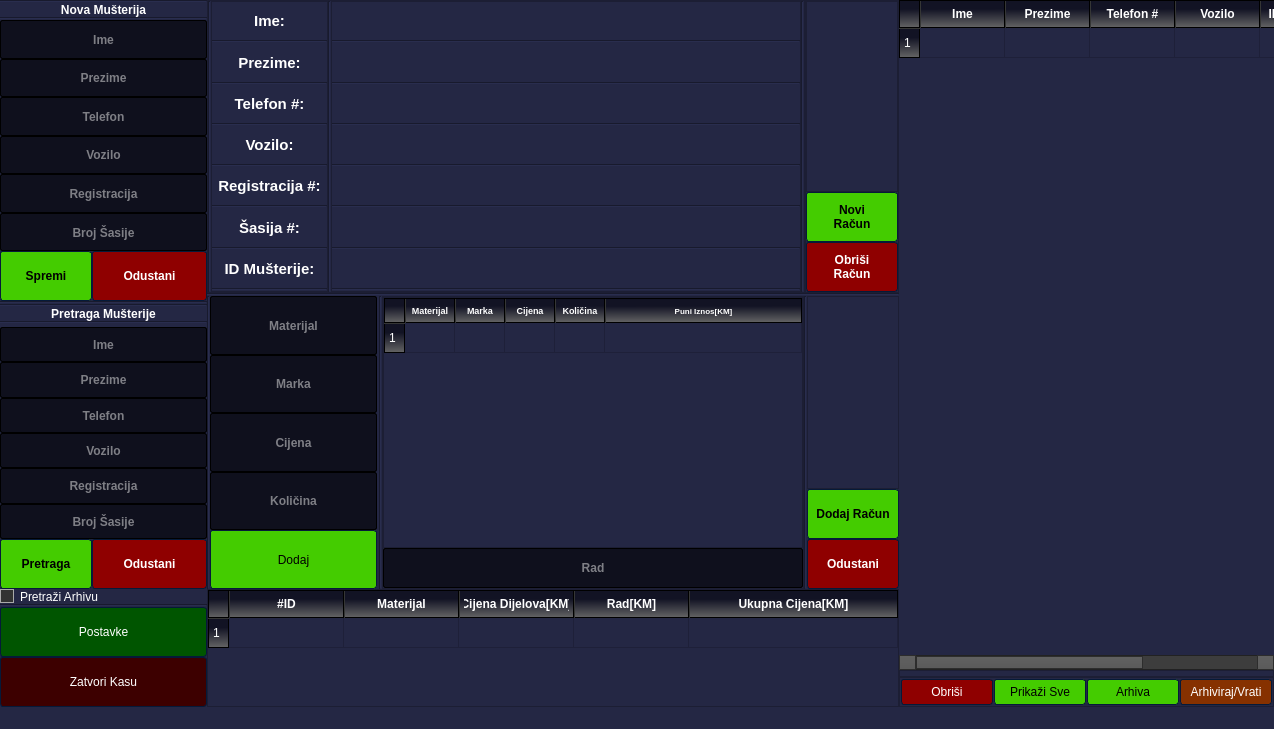
Before: the Qt Designer form bosnianMain.ui in 4ntim4tter/Budget-Flow, drawn with Qt 5.
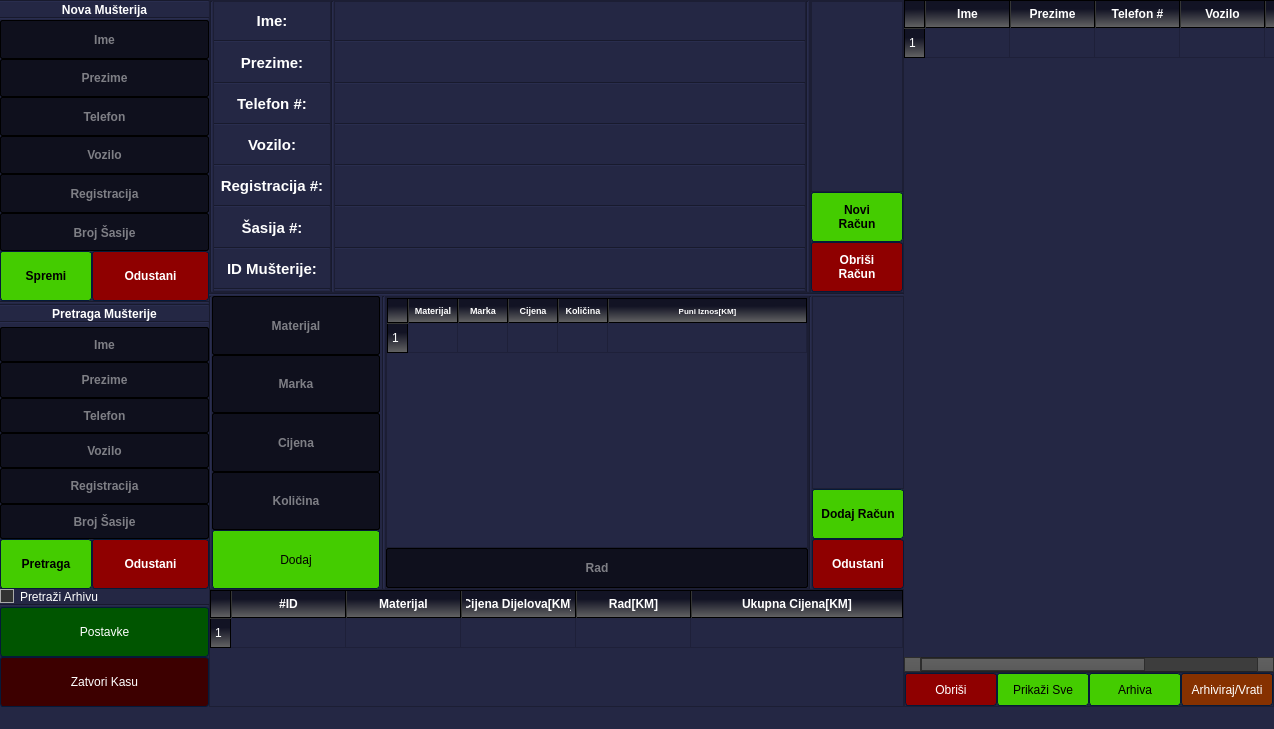
After: the same form once the commit is applied. Icons and pictures are not drawn.

Diff of the .ui file:
```diff
--- a/bosnianMain.ui
+++ b/bosnianMain.ui
@@ -2715,7 +2715,7 @@
              <item>
               <widget class="QPushButton" name="new_reciept_button">
                <property name="sizePolicy">
-                <sizepolicy hsizetype="Minimum" vsizetype="Expanding">
+                <sizepolicy hsizetype="Preferred" vsizetype="Preferred">
                  <horstretch>0</horstretch>
                  <verstretch>0</verstretch>
                 </sizepolicy>
@@ -3304,7 +3304,7 @@
              <item>
               <widget class="QPushButton" name="finish_reciept_button">
                <property name="sizePolicy">
-                <sizepolicy hsizetype="Expanding" vsizetype="Expanding">
+                <sizepolicy hsizetype="Preferred" vsizetype="Preferred">
                  <horstretch>0</horstretch>
                  <verstretch>0</verstretch>
                 </sizepolicy>
@@ -3357,7 +3357,7 @@
              <item>
               <widget class="QPushButton" name="cancel_add_reciept_button">
                <property name="sizePolicy">
-                <sizepolicy hsizetype="Expanding" vsizetype="Expanding">
+                <sizepolicy hsizetype="Preferred" vsizetype="Preferred">
                  <horstretch>0</horstretch>
                  <verstretch>0</verstretch>
                 </sizepolicy>
@@ -3591,7 +3591,7 @@
       <property name="midLineWidth">
        <number>5</number>
       </property>
-      <layout class="QVBoxLayout" name="verticalLayout_2" stretch="99,1,1">
+      <layout class="QVBoxLayout" name="verticalLayout_2" stretch="95,5">
        <property name="spacing">
         <number>0</number>
        </property>
@@ -3759,33 +3759,6 @@
          </column>
         </widget>
        </item>
-       <item>
-        <widget class="QFrame" name="frame_2">
-         <property name="frameShape">
-          <enum>QFrame::StyledPanel</enum>
-         </property>
-         <property name="frameShadow">
-          <enum>QFrame::Raised</enum>
-         </property>
-         <layout class="QVBoxLayout" name="verticalLayout_3">
-          <property name="spacing">
-           <number>1</number>
-          </property>
-          <property name="leftMargin">
-           <number>1</number>
-          </property>
-          <property name="topMargin">
-           <number>1</number>
-          </property>
-          <property name="rightMargin">
-           <number>1</number>
-          </property>
-          <property name="bottomMargin">
-           <number>1</number>
-          </property>
-         </layout>
-        </widget>
-       </item>
        <item>
         <widget class="QFrame" name="frame">
          <property name="frameShape">
@@ -3796,24 +3769,24 @@
          </property>
          <layout class="QHBoxLayout" name="horizontalLayout">
           <property name="spacing">
-           <number>1</number>
+           <number>0</number>
           </property>
           <property name="leftMargin">
-           <number>1</number>
+           <number>0</number>
           </property>
           <property name="topMargin">
-           <number>1</number>
+           <number>0</number>
           </property>
           <property name="rightMargin">
-           <number>1</number>
+           <number>0</number>
           </property>
           <property name="bottomMargin">
-           <number>1</number>
+           <number>0</number>
           </property>
           <item>
            <widget class="QPushButton" name="delete_selected_table_button">
             <property name="sizePolicy">
-             <sizepolicy hsizetype="Minimum" vsizetype="Fixed">
+             <sizepolicy hsizetype="Preferred" vsizetype="Preferred">
               <horstretch>0</horstretch>
               <verstretch>0</verstretch>
              </sizepolicy>
@@ -3850,6 +3823,12 @@
           </item>
           <item>
            <widget class="QPushButton" name="populate_table_button">
+            <property name="sizePolicy">
+             <sizepolicy hsizetype="Preferred" vsizetype="Preferred">
+              <horstretch>0</horstretch>
+              <verstretch>0</verstretch>
+             </sizepolicy>
+            </property>
             <property name="styleSheet">
              <string notr="true">QPushButton::flat
 {
@@ -3883,6 +3862,12 @@
           </item>
           <item>
            <widget class="QPushButton" name="show_archived_button">
+            <property name="sizePolicy">
+             <sizepolicy hsizetype="Preferred" vsizetype="Preferred">
+              <horstretch>0</horstretch>
+              <verstretch>0</verstretch>
+             </sizepolicy>
+            </property>
             <property name="styleSheet">
              <string notr="true">QPushButton::flat
 {
@@ -3916,6 +3901,12 @@
           </item>
           <item>
            <widget class="QPushButton" name="archive_selected_button">
+            <property name="sizePolicy">
+             <sizepolicy hsizetype="Preferred" vsizetype="Preferred">
+              <horstretch>0</horstretch>
+              <verstretch>0</verstretch>
+             </sizepolicy>
+            </property>
             <property name="styleSheet">
              <string notr="true">QPushButton::flat
 {
```
Left out of the diff: 32 changed lines with no effect on the pictures.
